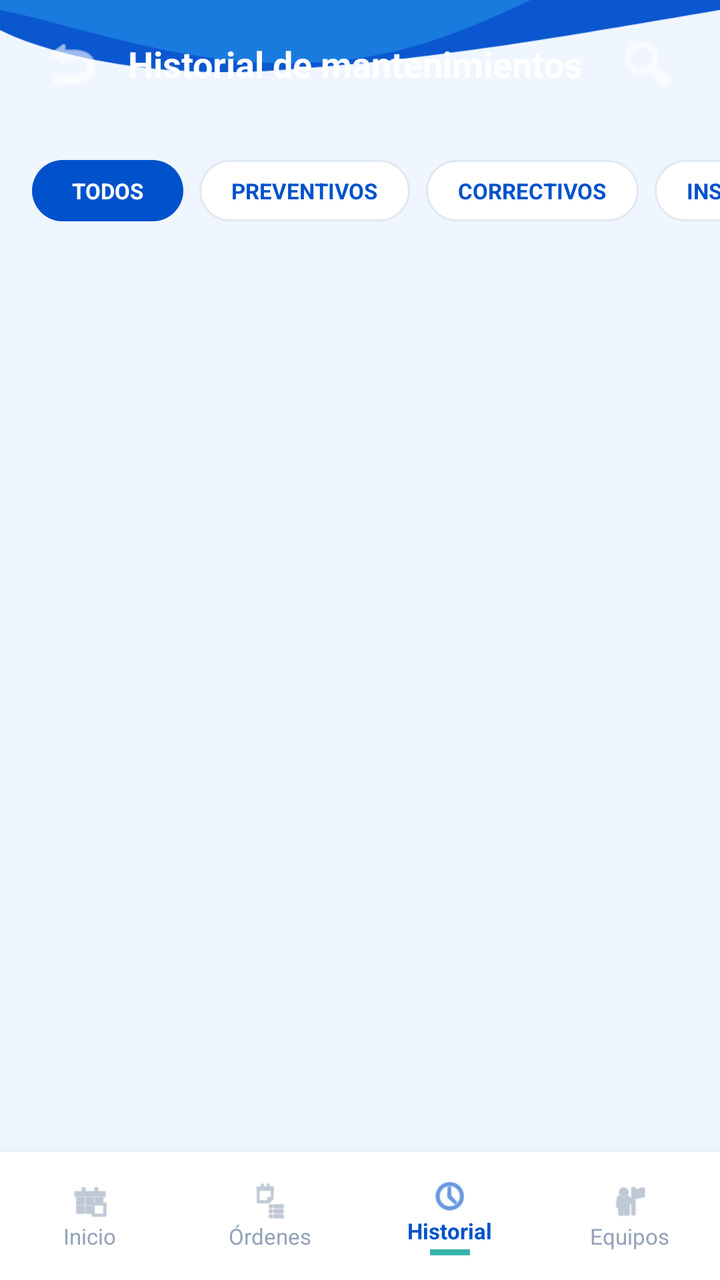
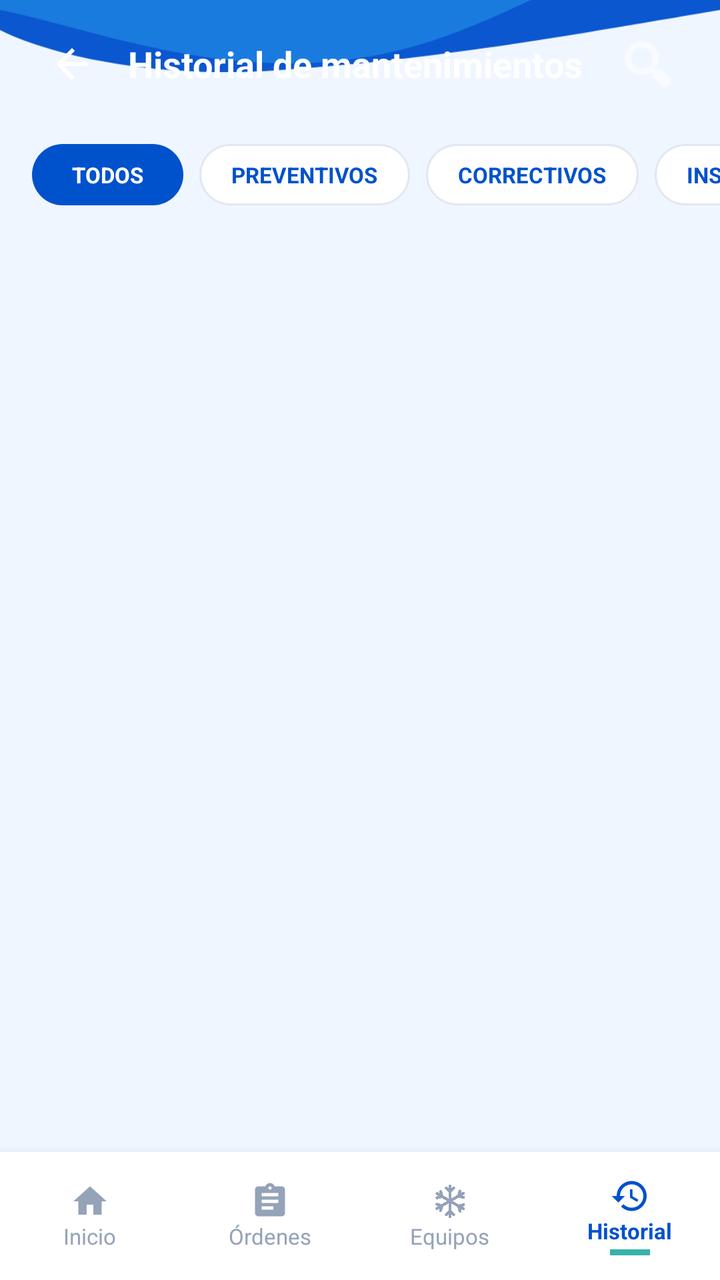

The first picture is an Android layout as it rendered before a commit; the second is the same layout after the commit. The layout source and the unified diff follow.
<!-- AndroidManifest.xml: application theme Theme.ClimaTrack -->
<!-- res/layout/activity_historial.xml -->
<?xml version="1.0" encoding="utf-8"?>
<androidx.constraintlayout.widget.ConstraintLayout xmlns:android="http://schemas.android.com/apk/res/android"
    xmlns:app="http://schemas.android.com/apk/res-auto"
    xmlns:tools="http://schemas.android.com/tools"
    android:layout_width="match_parent"
    android:layout_height="match_parent"
    tools:context=".activities.HistorialActivity">

    
    <ImageView
        android:id="@+id/ivFondoPantalla"
        android:layout_width="0dp"
        android:layout_height="0dp"
        android:contentDescription="@null"
        android:scaleType="centerCrop"
        android:src="@drawable/bg_detalle_orden"
        app:layout_constraintBottom_toBottomOf="parent"
        app:layout_constraintEnd_toEndOf="parent"
        app:layout_constraintStart_toStartOf="parent"
        app:layout_constraintTop_toTopOf="parent" />

    
    <RelativeLayout
        android:id="@+id/headerToolbar"
        android:layout_width="match_parent"
        android:layout_height="64dp"
        android:paddingHorizontal="20dp"
        app:layout_constraintTop_toTopOf="parent">

        <ImageButton
            android:id="@+id/btnBack"
            android:layout_width="32dp"
            android:layout_height="32dp"
            android:layout_alignParentStart="true"
            android:layout_centerVertical="true"
            android:background="?attr/selectableItemBackgroundBorderless"
            android:contentDescription="Regresar"
            android:src="@android:drawable/ic_menu_revert"
            app:tint="@android:color/white" />

        <TextView
            android:layout_width="wrap_content"
            android:layout_height="wrap_content"
            android:layout_centerVertical="true"
            android:layout_marginStart="12dp"
            android:layout_toEndOf="@id/btnBack"
            android:text="Historial de mantenimientos"
            android:textColor="@android:color/white"
            android:textSize="18sp"
            android:textStyle="bold" />

        <ImageButton
            android:id="@+id/btnFiltroHeader"
            android:layout_width="32dp"
            android:layout_height="32dp"
            android:layout_alignParentEnd="true"
            android:layout_centerVertical="true"
            android:background="?attr/selectableItemBackgroundBorderless"
            android:contentDescription="Filtro"
            android:src="@android:drawable/ic_menu_search"
            app:tint="@android:color/white" />

    </RelativeLayout>

    
    <HorizontalScrollView
        android:id="@+id/filtersContainer"
        android:layout_width="match_parent"
        android:layout_height="wrap_content"
        android:layout_marginTop="8dp"
        android:clipToPadding="false"
        android:paddingHorizontal="16dp"
        android:scrollbars="none"
        app:layout_constraintTop_toBottomOf="@id/headerToolbar">

        <LinearLayout
            android:layout_width="wrap_content"
            android:layout_height="wrap_content"
            android:orientation="horizontal"
            android:paddingVertical="8dp">

            <TextView
                android:id="@+id/chipTodos"
                android:layout_width="wrap_content"
                android:layout_height="wrap_content"
                android:layout_marginEnd="8dp"
                android:background="@drawable/bg_chip_selected"
                android:paddingHorizontal="20dp"
                android:paddingVertical="8dp"
                android:text="TODOS"
                android:textColor="@android:color/white"
                android:textSize="11sp"
                android:textStyle="bold" />

            <TextView
                android:id="@+id/chipPreventivo"
                android:layout_width="wrap_content"
                android:layout_height="wrap_content"
                android:layout_marginEnd="8dp"
                android:background="@drawable/bg_chip_unselected"
                android:paddingHorizontal="16dp"
                android:paddingVertical="8dp"
                android:text="PREVENTIVOS"
                android:textColor="#0052CC"
                android:textSize="11sp"
                android:textStyle="bold" />

            <TextView
                android:id="@+id/chipCorrectivo"
                android:layout_width="wrap_content"
                android:layout_height="wrap_content"
                android:layout_marginEnd="8dp"
                android:background="@drawable/bg_chip_unselected"
                android:paddingHorizontal="16dp"
                android:paddingVertical="8dp"
                android:text="CORRECTIVOS"
                android:textColor="#0052CC"
                android:textSize="11sp"
                android:textStyle="bold" />

            <TextView
                android:id="@+id/chipInspeccion"
                android:layout_width="wrap_content"
                android:layout_height="wrap_content"
                android:background="@drawable/bg_chip_unselected"
                android:paddingHorizontal="16dp"
                android:paddingVertical="8dp"
                android:text="INSPECCIONES"
                android:textColor="#0052CC"
                android:textSize="11sp"
                android:textStyle="bold" />
        </LinearLayout>
    </HorizontalScrollView>

    
    <androidx.recyclerview.widget.RecyclerView
        android:id="@+id/rvHistorial"
        android:layout_width="0dp"
        android:layout_height="0dp"
        android:layout_marginTop="8dp"
        android:clipToPadding="false"
        android:paddingBottom="16dp"
        app:layout_constraintBottom_toTopOf="@id/bottomNavigation"
        app:layout_constraintEnd_toEndOf="parent"
        app:layout_constraintStart_toStartOf="parent"
        app:layout_constraintTop_toBottomOf="@id/filtersContainer"
        tools:listitem="@layout/item_historial" />

    
    <LinearLayout
        android:id="@+id/bottomNavigation"
        android:layout_width="match_parent"
        android:layout_height="64dp"
        android:background="#FFFFFF"
        android:elevation="8dp"
        android:orientation="horizontal"
        app:layout_constraintBottom_toBottomOf="parent">

        <LinearLayout
            android:id="@+id/navHome"
            android:layout_width="0dp"
            android:layout_height="match_parent"
            android:layout_weight="1"
            android:gravity="center"
            android:orientation="vertical"
            android:clickable="true"
            android:focusable="true"
            android:background="?attr/selectableItemBackground">

            <ImageView
                android:layout_width="20dp"
                android:layout_height="20dp"
                android:src="@android:drawable/ic_menu_today"
                app:tint="#94A3B8" />

            <TextView
                android:layout_width="wrap_content"
                android:layout_height="wrap_content"
                android:text="Inicio"
                android:textColor="#94A3B8"
                android:textSize="11sp" />
        </LinearLayout>

        <LinearLayout
            android:id="@+id/navOrdenes"
            android:layout_width="0dp"
            android:layout_height="match_parent"
            android:layout_weight="1"
            android:gravity="center"
            android:orientation="vertical"
            android:clickable="true"
            android:focusable="true"
            android:background="?attr/selectableItemBackground">

            <ImageView
                android:layout_width="20dp"
                android:layout_height="20dp"
                android:src="@android:drawable/ic_menu_agenda"
                app:tint="#94A3B8" />

            <TextView
                android:layout_width="wrap_content"
                android:layout_height="wrap_content"
                android:text="Órdenes"
                android:textColor="#94A3B8"
                android:textSize="11sp" />
        </LinearLayout>

        <LinearLayout
            android:id="@+id/navHistorial"
            android:layout_width="0dp"
            android:layout_height="match_parent"
            android:layout_weight="1"
            android:gravity="center"
            android:orientation="vertical"
            android:clickable="true"
            android:focusable="true"
            android:background="?attr/selectableItemBackground">

            <ImageView
                android:layout_width="20dp"
                android:layout_height="20dp"
                android:src="@android:drawable/ic_menu_recent_history"
                app:tint="#0052CC" />

            <TextView
                android:layout_width="wrap_content"
                android:layout_height="wrap_content"
                android:text="Historial"
                android:textColor="#0052CC"
                android:textSize="11sp"
                android:textStyle="bold" />

            <View
                android:layout_width="20dp"
                android:layout_height="3dp"
                android:layout_marginTop="2dp"
                android:background="#38B2AC" />
        </LinearLayout>

        <LinearLayout
            android:id="@+id/navEquipos"
            android:layout_width="0dp"
            android:layout_height="match_parent"
            android:layout_weight="1"
            android:gravity="center"
            android:orientation="vertical"
            android:clickable="true"
            android:focusable="true"
            android:background="?attr/selectableItemBackground">

            <ImageView
                android:layout_width="20dp"
                android:layout_height="20dp"
                android:src="@android:drawable/ic_menu_myplaces"
                app:tint="#94A3B8" />

            <TextView
                android:layout_width="wrap_content"
                android:layout_height="wrap_content"
                android:text="Equipos"
                android:textColor="#94A3B8"
                android:textSize="11sp" />
        </LinearLayout>
    </LinearLayout>

</androidx.constraintlayout.widget.ConstraintLayout>
<!-- res/layout/item_historial.xml (included above) -->
<?xml version="1.0" encoding="utf-8"?>
<LinearLayout xmlns:android="http://schemas.android.com/apk/res/android"
    xmlns:app="http://schemas.android.com/apk/res-auto"
    android:layout_width="match_parent"
    android:layout_height="wrap_content"
    android:orientation="vertical">

    <LinearLayout
        android:layout_width="match_parent"
        android:layout_height="48dp"
        android:gravity="center_vertical"
        android:paddingHorizontal="16dp">

        <ImageView
            android:id="@+id/imgIconoItem"
            android:layout_width="28dp"
            android:layout_height="28dp"
            android:background="@drawable/circulo_claro"
            android:padding="5dp"
            android:src="@drawable/ic_pendiente"
             />

        <TextView
            android:id="@+id/tvNombreItem"
            android:layout_width="wrap_content"
            android:layout_height="wrap_content"
            android:layout_marginStart="14dp"
            android:text="Item 0"
            android:textColor="#172F55"
            android:textSize="14sp" />

    </LinearLayout>

    <View
        android:id="@+id/viewDivider"
        android:layout_width="match_parent"
        android:layout_height="1dp"
        android:layout_marginHorizontal="16dp"
        android:background="#EAF0F8" />

</LinearLayout>
<!-- resources referenced by this layout -->
<resources>
  <!-- drawable circulo_claro (drawable) -->
  <?xml version="1.0" encoding="utf-8"?>
  <shape xmlns:android="http://schemas.android.com/apk/res/android"
      android:shape="oval">
  
      <solid android:color="#E1F1FF" />
  
  </shape>
  <!-- drawable ic_pendiente: png bitmap (drawable, 263395 bytes) -->
  <!-- unchanged entries left out for length: 17 -->
</resources>

<!-- the commit's change to res/layout/activity_historial.xml (unified diff, before → after) -->
@@ -35,7 +35,7 @@
             android:layout_centerVertical="true"
             android:background="?attr/selectableItemBackgroundBorderless"
             android:contentDescription="Regresar"
-            android:src="@android:drawable/ic_menu_revert"
+            android:src="@drawable/ic_arrow_back"
             app:tint="@android:color/white" />
 
         <TextView
@@ -64,7 +64,7 @@
 
     
     <HorizontalScrollView
-        android:id="@+id/filtersContainer"
+        android:id="@+id/scrollChips"
         android:layout_width="match_parent"
         android:layout_height="wrap_content"
         android:layout_marginTop="8dp"
@@ -76,11 +76,10 @@
         <LinearLayout
             android:layout_width="wrap_content"
             android:layout_height="wrap_content"
-            android:orientation="horizontal"
-            android:paddingVertical="8dp">
-
-            <TextView
-                android:id="@+id/chipTodos"
+            android:orientation="horizontal">
+
+            <TextView
+                android:id="@+id/btnTodos"
                 android:layout_width="wrap_content"
                 android:layout_height="wrap_content"
                 android:layout_marginEnd="8dp"
@@ -93,7 +92,7 @@
                 android:textStyle="bold" />
 
             <TextView
-                android:id="@+id/chipPreventivo"
+                android:id="@+id/btnPreventivos"
                 android:layout_width="wrap_content"
                 android:layout_height="wrap_content"
                 android:layout_marginEnd="8dp"
@@ -106,7 +105,7 @@
                 android:textStyle="bold" />
 
             <TextView
-                android:id="@+id/chipCorrectivo"
+                android:id="@+id/btnCorrectivos"
                 android:layout_width="wrap_content"
                 android:layout_height="wrap_content"
                 android:layout_marginEnd="8dp"
@@ -119,7 +118,7 @@
                 android:textStyle="bold" />
 
             <TextView
-                android:id="@+id/chipInspeccion"
+                android:id="@+id/btnInspecciones"
                 android:layout_width="wrap_content"
                 android:layout_height="wrap_content"
                 android:background="@drawable/bg_chip_unselected"
@@ -133,20 +132,23 @@
     </HorizontalScrollView>
 
     
+
+    
+
     <androidx.recyclerview.widget.RecyclerView
         android:id="@+id/rvHistorial"
-        android:layout_width="0dp"
+        android:layout_width="match_parent"
         android:layout_height="0dp"
-        android:layout_marginTop="8dp"
+        android:layout_marginTop="12dp"
         android:clipToPadding="false"
+        android:paddingHorizontal="16dp"
         android:paddingBottom="16dp"
         app:layout_constraintBottom_toTopOf="@id/bottomNavigation"
-        app:layout_constraintEnd_toEndOf="parent"
-        app:layout_constraintStart_toStartOf="parent"
-        app:layout_constraintTop_toBottomOf="@id/filtersContainer"
+        app:layout_constraintTop_toBottomOf="@id/scrollChips"
+        app:layout_constraintVertical_bias="0.0"
+        tools:layout_editor_absoluteX="0dp"
         tools:listitem="@layout/item_historial" />
 
-    
     <LinearLayout
         android:id="@+id/bottomNavigation"
         android:layout_width="match_parent"
@@ -156,21 +158,19 @@
         android:orientation="horizontal"
         app:layout_constraintBottom_toBottomOf="parent">
 
+        
         <LinearLayout
             android:id="@+id/navHome"
             android:layout_width="0dp"
             android:layout_height="match_parent"
             android:layout_weight="1"
             android:gravity="center"
-            android:orientation="vertical"
-            android:clickable="true"
-            android:focusable="true"
-            android:background="?attr/selectableItemBackground">
+            android:orientation="vertical">
 
             <ImageView
                 android:layout_width="20dp"
                 android:layout_height="20dp"
-                android:src="@android:drawable/ic_menu_today"
+                android:src="@drawable/ic_home"
                 app:tint="#94A3B8" />
 
             <TextView
@@ -181,21 +181,19 @@
                 android:textSize="11sp" />
         </LinearLayout>
 
+        
         <LinearLayout
             android:id="@+id/navOrdenes"
             android:layout_width="0dp"
             android:layout_height="match_parent"
             android:layout_weight="1"
             android:gravity="center"
-            android:orientation="vertical"
-            android:clickable="true"
-            android:focusable="true"
-            android:background="?attr/selectableItemBackground">
+            android:orientation="vertical">
 
             <ImageView
                 android:layout_width="20dp"
                 android:layout_height="20dp"
-                android:src="@android:drawable/ic_menu_agenda"
+                android:src="@drawable/ic_ordenes"
                 app:tint="#94A3B8" />
 
             <TextView
@@ -206,21 +204,42 @@
                 android:textSize="11sp" />
         </LinearLayout>
 
+        
+        <LinearLayout
+            android:id="@+id/navEquipos"
+            android:layout_width="0dp"
+            android:layout_height="match_parent"
+            android:layout_weight="1"
+            android:gravity="center"
+            android:orientation="vertical">
+
+            <ImageView
+                android:layout_width="20dp"
+                android:layout_height="20dp"
+                android:src="@drawable/ic_copo"
+                app:tint="#94A3B8" />
+
+            <TextView
+                android:layout_width="wrap_content"
+                android:layout_height="wrap_content"
+                android:text="Equipos"
+                android:textColor="#94A3B8"
+                android:textSize="11sp" />
+        </LinearLayout>
+
+        
         <LinearLayout
             android:id="@+id/navHistorial"
             android:layout_width="0dp"
             android:layout_height="match_parent"
             android:layout_weight="1"
             android:gravity="center"
-            android:orientation="vertical"
-            android:clickable="true"
-            android:focusable="true"
-            android:background="?attr/selectableItemBackground">
+            android:orientation="vertical">
 
             <ImageView
                 android:layout_width="20dp"
                 android:layout_height="20dp"
-                android:src="@android:drawable/ic_menu_recent_history"
+                android:src="@drawable/ic_historial"
                 app:tint="#0052CC" />
 
             <TextView
@@ -237,73 +256,175 @@
                 android:layout_marginTop="2dp"
                 android:background="#38B2AC" />
         </LinearLayout>
-
-        <LinearLayout
-            android:id="@+id/navEquipos"
-            android:layout_width="0dp"
-            android:layout_height="match_parent"
-            android:layout_weight="1"
-            android:gravity="center"
-            android:orientation="vertical"
-            android:clickable="true"
-            android:focusable="true"
-            android:background="?attr/selectableItemBackground">
-
-            <ImageView
-                android:layout_width="20dp"
-                android:layout_height="20dp"
-                android:src="@android:drawable/ic_menu_myplaces"
-                app:tint="#94A3B8" />
-
-            <TextView
-                android:layout_width="wrap_content"
-                android:layout_height="wrap_content"
-                android:text="Equipos"
-                android:textColor="#94A3B8"
-                android:textSize="11sp" />
-        </LinearLayout>
     </LinearLayout>
 
 </androidx.constraintlayout.widget.ConstraintLayout>
 <!-- res/layout/item_historial.xml (included above) -->
 <?xml version="1.0" encoding="utf-8"?>
-<LinearLayout xmlns:android="http://schemas.android.com/apk/res/android"
+<androidx.constraintlayout.widget.ConstraintLayout xmlns:android="http://schemas.android.com/apk/res/android"
     xmlns:app="http://schemas.android.com/apk/res-auto"
+    xmlns:tools="http://schemas.android.com/tools"
     android:layout_width="match_parent"
     android:layout_height="wrap_content"
-    android:orientation="vertical">
-
+    android:paddingBottom="16dp">
+
+    
+    <View
+        android:id="@+id/timelineLine"
+        android:layout_width="2dp"
+        android:layout_height="0dp"
+        android:layout_marginStart="16dp"
+        android:background="#CBD5E1"
+        app:layout_constraintBottom_toBottomOf="parent"
+        app:layout_constraintStart_toStartOf="parent"
+        app:layout_constraintTop_toTopOf="parent" />
+
+    
+    <ImageView
+        android:id="@+id/imgStatusIcon"
+        android:layout_width="32dp"
+        android:layout_height="32dp"
+        android:layout_marginStart="1dp"
+        android:background="@drawable/bg_circle_status_timeline"
+        android:elevation="2dp"
+        android:padding="6dp"
+        android:src="@drawable/ic_check_circle"
+        app:layout_constraintBottom_toBottomOf="parent"
+        app:layout_constraintStart_toStartOf="@+id/timelineLine"
+        app:layout_constraintTop_toTopOf="parent" />
+
+    
     <LinearLayout
-        android:layout_width="match_parent"
-        android:layout_height="48dp"
-        android:gravity="center_vertical"
-        android:paddingHorizontal="16dp">
-
-        <ImageView
-            android:id="@+id/imgIconoItem"
-            android:layout_width="28dp"
-            android:layout_height="28dp"
-            android:background="@drawable/circulo_claro"
-            android:padding="5dp"
-            android:src="@drawable/ic_pendiente"
-             />
-
-        <TextView
-            android:id="@+id/tvNombreItem"
-            android:layout_width="wrap_content"
+        android:id="@+id/cardContainer"
+        android:layout_width="0dp"
+        android:layout_height="wrap_content"
+        android:layout_marginStart="12dp"
+        android:layout_marginEnd="16dp"
+        android:background="@drawable/bg_card_rounded"
+        android:elevation="2dp"
+        android:orientation="vertical"
+        android:padding="12dp"
+        app:layout_constraintBottom_toBottomOf="parent"
+        app:layout_constraintEnd_toEndOf="parent"
+        app:layout_constraintStart_toEndOf="@id/imgStatusIcon"
+        app:layout_constraintTop_toTopOf="parent">
+
+        
+        <RelativeLayout
+            android:layout_width="match_parent"
+            android:layout_height="wrap_content">
+
+            <LinearLayout
+                android:layout_width="wrap_content"
+                android:layout_height="wrap_content"
+                android:gravity="center_vertical"
+                android:orientation="horizontal">
+
+                <ImageView
+                    android:id="@+id/imgTypeIconInside"
+                    android:layout_width="28dp"
+                    android:layout_height="28dp"
+                    android:background="@drawable/bg_icon_circle_mint"
+                    android:padding="6dp"
+                    android:src="@drawable/ic_mantenimiento_clipboard"
+                    />
+
+                <TextView
+                    android:id="@+id/tvDate"
+                    android:layout_width="wrap_content"
+                    android:layout_height="wrap_content"
+                    android:layout_marginStart="8dp"
+                    android:text="18/08/2026"
+                    android:textColor="#0052CC"
+                    android:textSize="14sp"
+                    android:textStyle="bold" />
+            </LinearLayout>
+
+            <TextView
+                android:id="@+id/tvTime"
+                android:layout_width="wrap_content"
+                android:layout_height="wrap_content"
+                android:layout_alignParentEnd="true"
+                android:text="🕒 10:30 a. m."
+                android:textColor="#94A3B8"
+                android:textSize="11sp" />
+        </RelativeLayout>
+
+        
+        <RelativeLayout
+            android:layout_width="match_parent"
             android:layout_height="wrap_content"
-            android:layout_marginStart="14dp"
-            android:text="Item 0"
-            android:textColor="#172F55"
-            android:textSize="14sp" />
-
+            android:layout_marginTop="6dp">
+
+            <LinearLayout
+                android:layout_width="wrap_content"
+                android:layout_height="wrap_content"
+                android:orientation="vertical">
+
+                <TextView
+                    android:id="@+id/tvOrderNumber"
+                    android:layout_width="wrap_content"
+                    android:layout_height="wrap_content"
+                    android:text="Orden: OT-00025"
+                    android:textColor="#0052CC"
+                    android:textSize="12sp"
+                    android:textStyle="bold" />
+
+                <TextView
+                    android:id="@+id/tvTechnicianName"
+                    android:layout_width="wrap_content"
+                    android:layout_height="wrap_content"
+                    android:text="Técnico: Técnico 01"
+                    android:textColor="#64748B"
+                    android:textSize="12sp" />
+            </LinearLayout>
+
+            
+            <TextView
+                android:id="@+id/tvMaintenanceBadge"
+                android:layout_width="wrap_content"
+                android:layout_height="wrap_content"
+                android:layout_alignParentEnd="true"
+                android:background="@drawable/bg_badge_preventivo"
+                android:paddingHorizontal="10dp"
+                android:paddingVertical="4dp"
+                android:text="PREVENTIVO"
+                android:textColor="#22543D"
+                android:textSize="10sp"
+                android:textStyle="bold" />
+        </RelativeLayout>
+
+        
+        <RelativeLayout
+            android:layout_width="match_parent"
+            android:layout_height="wrap_content"
+            android:layout_marginTop="6dp">
+
+            <TextView
+                android:id="@+id/tvDescription"
+                android:layout_width="match_parent"
+                android:layout_height="wrap_content"
+                android:layout_toStartOf="@id/imgArrowItem"
+                android:text="Limpieza de filtros, revisión de presión, ajuste de conexiones eléctricas y prueba de funcionamiento."
+                android:textColor="#64748B"
+                android:textSize="11sp" />
+
+            <ImageView
+                android:id="@+id/imgArrowItem"
+                android:layout_width="16dp"
+                android:layout_height="16dp"
+                android:layout_alignParentEnd="true"
+                android:layout_centerVertical="true"
+                android:src="@drawable/ic_arrow_right"
+                app:tint="#0052CC" />
+        </RelativeLayout>
     </LinearLayout>
 
+    
     <View
         android:id="@+id/viewDivider"
         android:layout_width="match_parent"
-        android:layout_height="1dp"
-        android:layout_marginHorizontal="16dp"
-        android:background="#EAF0F8" />
-
-</LinearLayout>
+        android:layout_height="0dp"
+        app:layout_constraintBottom_toBottomOf="parent" />
+
+</androidx.constraintlayout.widget.ConstraintLayout>
<!-- resource entries referenced after the edit -->
@@ -1,14 +1,162 @@
 <!-- resources referenced by this layout -->
 <resources>
-  <!-- drawable circulo_claro (drawable) -->
+  <!-- drawable bg_badge_preventivo (drawable) -->
+  <?xml version="1.0" encoding="utf-8"?>
+  <shape xmlns:android="http://schemas.android.com/apk/res/android"
+      android:shape="rectangle">
+      <solid android:color="#C6F6D5" />
+      <corners android:radius="12dp" />
+  </shape>
+  <!-- drawable bg_card_rounded (drawable) -->
+  <?xml version="1.0" encoding="utf-8"?>
+  <shape xmlns:android="http://schemas.android.com/apk/res/android">
+      <solid android:color="#FFFFFF" />
+      <corners android:radius="8dp" />
+  </shape>
+  <!-- drawable bg_circle_status_timeline (drawable) -->
+  <?xml version="1.0" encoding="utf-8"?>
+  <shape xmlns:android="http://schemas.android.com/apk/res/android" android:shape="oval">
+      <solid android:color="#2196F3" /> 
+  </shape>
+  <!-- drawable bg_icon_circle_mint (drawable) -->
   <?xml version="1.0" encoding="utf-8"?>
   <shape xmlns:android="http://schemas.android.com/apk/res/android"
       android:shape="oval">
+      <solid android:color="#A7F3D0" />
+  </shape>
+  <!-- drawable ic_arrow_back (drawable) -->
+  <vector xmlns:android="http://schemas.android.com/apk/res/android"
+      android:width="24dp"
+      android:height="24dp"
+      android:viewportWidth="24"
+      android:viewportHeight="24"
+      android:tint="#FFFFFF">
+    <path
+        android:fillColor="@android:color/white"
+        android:pathData="M20,11H7.83l5.59,-5.59L12,4l-8,8 8,8 1.41,-1.41L7.83,13H20v-2z"/>
+  </vector>
+  <!-- drawable ic_arrow_right (drawable) -->
+  <?xml version="1.0" encoding="utf-8"?>
+  <layer-list xmlns:android="http://schemas.android.com/apk/res/android">
+      <item android:drawable="@drawable/ic_chevron_right" />
+  </layer-list>
+  <!-- drawable ic_check_circle (drawable) -->
+  <?xml version="1.0" encoding="utf-8"?>
+  <layer-list xmlns:android="http://schemas.android.com/apk/res/android">
+      <item android:drawable="@drawable/ic_chulito" />
+  </layer-list>
+  <!-- drawable ic_copo: png bitmap (drawable, 349550 bytes) -->
+  <!-- drawable ic_historial (drawable) -->
+  <?xml version="1.0" encoding="utf-8"?>
+  <vector xmlns:android="http://schemas.android.com/apk/res/android"
+      android:width="24dp"
+      android:height="24dp"
+      android:viewportWidth="24"
+      android:viewportHeight="24">
+      <path
+          android:fillColor="#FF000000"
+          android:pathData="M13,3c-4.97,0 -9,4.03 -9,9H1l3.89,3.89 0.07,0.14L9,12H6c0,-3.87 3.13,-7 7,-7s7,3.13 7,7 -3.13,7 -7,7c-1.93,0 -3.68,-0.79 -4.94,-2.06l-1.42,1.42C8.27,19.99 10.51,21 13,21c4.97,0 9,-4.03 9,-9s-4.03,-9 -9,-9zM12,8v5l4.25,2.52 0.77,-1.28 -3.52,-2.09V8z"/>
+  </vector>
+  <!-- drawable ic_home (drawable) -->
+  <?xml version="1.0" encoding="utf-8"?>
+  <vector xmlns:android="http://schemas.android.com/apk/res/android"
+      android:width="32dp"
+      android:height="32dp"
+      android:viewportWidth="24"
+      android:viewportHeight="24">
+      <path
+          android:fillColor="#FF000000"
+          android:pathData="M10,20v-6h4v6h5v-8h3L12,3 2,12h3v8z"/>
+  </vector>
+  <!-- drawable ic_mantenimiento_clipboard (drawable) -->
+  <?xml version="1.0" encoding="utf-8"?>
+  <layer-list xmlns:android="http://schemas.android.com/apk/res/android">
+      <item android:drawable="@drawable/ic_clipboard_list" />
+  </layer-list>
+  <!-- drawable ic_ordenes (drawable) -->
+  <?xml version="1.0" encoding="utf-8"?>
+  <vector xmlns:android="http://schemas.android.com/apk/res/android"
+      android:width="24dp"
+      android:height="24dp"
+      android:viewportWidth="24"
+      android:viewportHeight="24">
+      <path
+          android:fillColor="#FF000000"
+          android:pathData="M19,3h-4.18C14.4,1.84 13.3,1 12,1c-1.3,0 -2.4,0.84 -2.82,2H5c-1.1,0 -2,0.9 -2,2v14c0,1.1 0.9,2 2,2h14c1.1,0 2,-0.9 2,-2V5c0,-1.1 -0.9,-2 -2,-2zM12,3c0.55,0 1,0.45 1,1s-0.45,1 -1,1 -1,-0.45 -1,-1 0.45,-1 1,-1zM14,17H7v-2h7v2zM17,13H7v-2h10v2zM17,9H7V7h10v2z"/>
+  </vector>
+  <!-- drawable ic_chevron_right (drawable) -->
+  <vector xmlns:android="http://schemas.android.com/apk/res/android"
+      android:width="24dp"
+      android:height="24dp"
+      android:viewportWidth="24"
+      android:viewportHeight="24"
+      android:tint="?attr/colorControlNormal">
+      <path
+          android:fillColor="#FF000000"
+          android:pathData="M8.59,16.59 L13.17,12 L8.59,7.41 L10,6 L16,12 L10,18 Z" />
+  </vector>
+  <!-- drawable ic_chulito: png bitmap (drawable, 603265 bytes) -->
+  <!-- drawable ic_clipboard_list (drawable) -->
+  <vector xmlns:android="http://schemas.android.com/apk/res/android"
+      android:width="48dp"
+      android:height="48dp"
+      android:viewportWidth="48"
+      android:viewportHeight="48">
   
-      <solid android:color="#E1F1FF" />
+      
+      <path
+          android:fillColor="#E0F7FA"
+          android:pathData="M24,24m-22,0a22,22 0,1 0,44 0a22,22 0,1 0,-44 0" />
   
-  </shape>
-  <!-- drawable ic_pendiente: png bitmap (drawable, 263395 bytes) -->
+      
+      <path
+          android:fillColor="#00000000"
+          android:strokeColor="#00838F"
+          android:strokeWidth="2.2"
+          android:strokeLineCap="round"
+          android:strokeLineJoin="round"
+          android:pathData="M16,14H32C33.1,14 34,14.9 34,16V36C34,37.1 33.1,38 32,38H16C14.9,38 14,37.1 14,36V16C14,14.9 14.9,14 16,14Z" />
+  
+      
+      <path
+          android:fillColor="#00000000"
+          android:strokeColor="#00838F"
+          android:strokeWidth="2.2"
+          android:strokeLineCap="round"
+          android:strokeLineJoin="round"
+          android:pathData="M20,14V12C20,10.9 20.9,10 22,10H26C27.1,10 28,10.9 28,12V14" />
+  
+      
+      <path
+          android:fillColor="#00838F"
+          android:pathData="M18.5,20.5m-1.5,0a1.5,1.5 0,1 0,3 0a1.5,1.5 0,1 0,-3 0" />
+      <path
+          android:fillColor="#00838F"
+          android:pathData="M18.5,26.5m-1.5,0a1.5,1.5 0,1 0,3 0a1.5,1.5 0,1 0,-3 0" />
+      <path
+          android:fillColor="#00838F"
+          android:pathData="M18.5,32.5m-1.5,0a1.5,1.5 0,1 0,3 0a1.5,1.5 0,1 0,-3 0" />
+  
+      
+      <path
+          android:fillColor="#00000000"
+          android:strokeColor="#00838F"
+          android:strokeWidth="2.2"
+          android:strokeLineCap="round"
+          android:pathData="M23,20.5H30" />
+      <path
+          android:fillColor="#00000000"
+          android:strokeColor="#00838F"
+          android:strokeWidth="2.2"
+          android:strokeLineCap="round"
+          android:pathData="M23,26.5H30" />
+      <path
+          android:fillColor="#00000000"
+          android:strokeColor="#00838F"
+          android:strokeWidth="2.2"
+          android:strokeLineCap="round"
+          android:pathData="M23,32.5H30" />
+  </vector>
   <!-- unchanged entries left out for length: 17 -->
 </resources>
 
